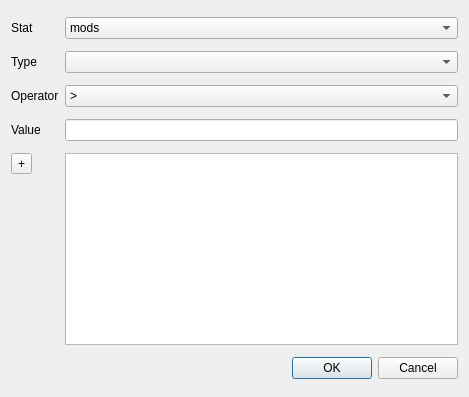
MysteriousSonOfGod/poe_stash, file gui/add_filter_info.ui: the form before one commit.
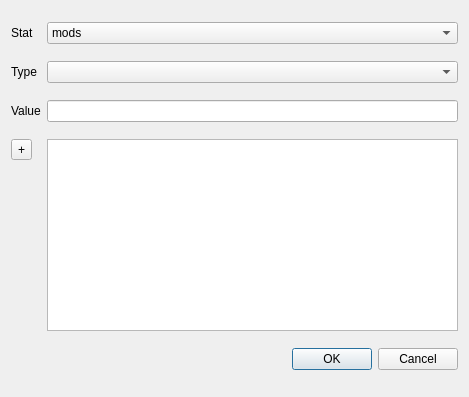
The form after the commit.

Commit message: Filter Creation Working

Patch:
```diff
--- a/gui/add_filter_info.ui
+++ b/gui/add_filter_info.ui
@@ -21,13 +21,6 @@
      </property>
     </widget>
    </item>
-   <item row="4" column="0">
-    <widget class="QLabel" name="label_4">
-     <property name="text">
-      <string>Value</string>
-     </property>
-    </widget>
-   </item>
    <item row="0" column="1">
     <widget class="QComboBox" name="comboBox">
      <item>
@@ -55,48 +48,22 @@
     </widget>
    </item>
    <item row="2" column="1">
-    <widget class="QComboBox" name="comboBox_3"/>
-   </item>
-   <item row="4" column="1">
-    <widget class="QLineEdit" name="lineEdit"/>
-   </item>
-   <item row="3" column="1">
-    <widget class="QComboBox" name="comboBox_2">
-     <item>
-      <property name="text">
-       <string>&gt;</string>
-      </property>
-     </item>
-     <item>
-      <property name="text">
-       <string>&lt;</string>
-      </property>
-     </item>
-     <item>
-      <property name="text">
-       <string>&gt;=</string>
-      </property>
-     </item>
-     <item>
-      <property name="text">
-       <string>&lt;=</string>
-      </property>
-     </item>
-     <item>
-      <property name="text">
-       <string>==</string>
-      </property>
-     </item>
-    </widget>
+    <widget class="QComboBox" name="comboBox_type"/>
    </item>
    <item row="3" column="0">
-    <widget class="QLabel" name="label_3">
+    <widget class="QLabel" name="label_4">
      <property name="text">
-      <string>Operator</string>
+      <string>Value</string>
      </property>
     </widget>
    </item>
-   <item row="10" column="1">
+   <item row="3" column="1">
+    <widget class="QLineEdit" name="line_value"/>
+   </item>
+   <item row="4" column="1">
+    <widget class="QTextBrowser" name="text_show_current_dict"/>
+   </item>
+   <item row="9" column="1">
     <widget class="QDialogButtonBox" name="buttonBox">
      <property name="orientation">
       <enum>Qt::Horizontal</enum>
@@ -106,11 +73,8 @@
      </property>
     </widget>
    </item>
-   <item row="5" column="1">
-    <widget class="QTextBrowser" name="textBrowser"/>
-   </item>
-   <item row="5" column="0">
-    <widget class="QToolButton" name="toolButton">
+   <item row="4" column="0">
+    <widget class="QToolButton" name="button_tool_plus">
      <property name="text">
       <string>+</string>
      </property>
```
Left out of the diff: 18 changed lines with no effect on the pictures. The commit also changes 12 other files.
